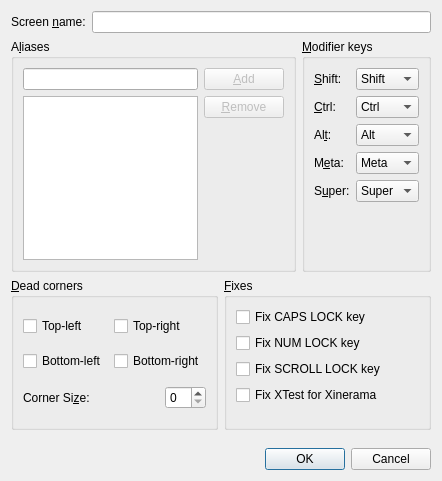
deskflow/deskflow, file src/gui/src/ScreenSettingsDialogBase.ui: the form before one commit.
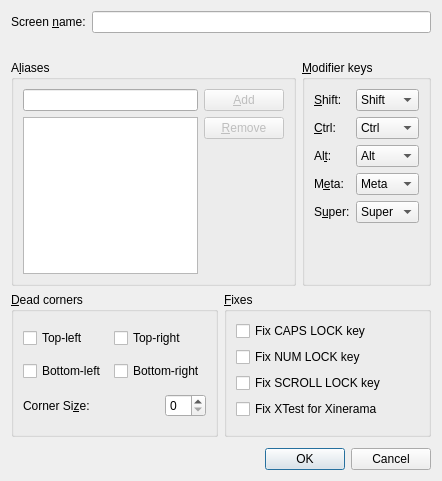
The form after the commit.

What changed in the file:
```diff
--- a/src/gui/src/ScreenSettingsDialogBase.ui
+++ b/src/gui/src/ScreenSettingsDialogBase.ui
@@ -31,6 +31,22 @@
      </item>
     </layout>
    </item>
+   <item>
+    <widget class="QLabel" name="m_pLabelNameError">
+     <property name="styleSheet">
+      <string notr="true">color: #EC4C47; 
+font-size: 13px; 
+font-family: Arial; 
+font-weight: bold;</string>
+     </property>
+     <property name="text">
+      <string/>
+     </property>
+     <property name="alignment">
+      <set>Qt::AlignRight|Qt::AlignTrailing|Qt::AlignVCenter</set>
+     </property>
+    </widget>
+   </item>
    <item>
     <layout class="QHBoxLayout">
      <item>
```
